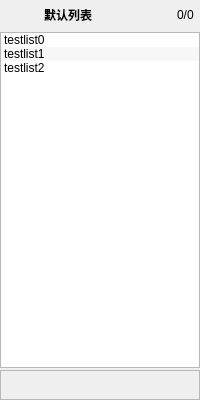
The window that src/playlist.ui (xycwr92xiao/xyffmpegplayer) describes before a commit, drawn with Qt 5.
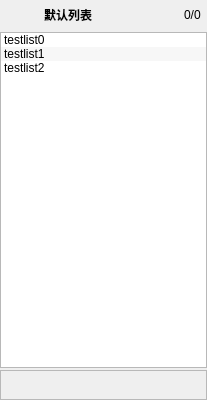
The same window after the commit. Custom widgets are drawn as their Qt base class.

```diff
--- a/src/playlist.ui
+++ b/src/playlist.ui
@@ -6,7 +6,7 @@
    <rect>
     <x>0</x>
     <y>0</y>
-    <width>200</width>
+    <width>207</width>
     <height>400</height>
    </rect>
   </property>
@@ -110,7 +110,7 @@
       <widget class="QPushButton" name="btnSaveToNewlist">
        <property name="minimumSize">
         <size>
-         <width>16</width>
+         <width>20</width>
          <height>16</height>
         </size>
        </property>
```
